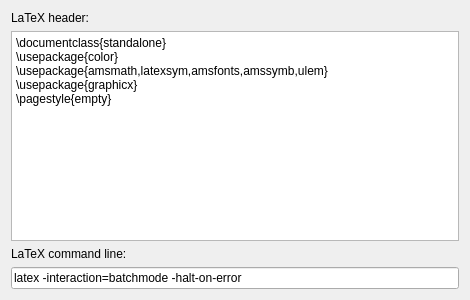
This is filters/latex/latex-config.ui in KDE/ktp-text-ui as Qt 5 draws it before an edit. The edited form follows.
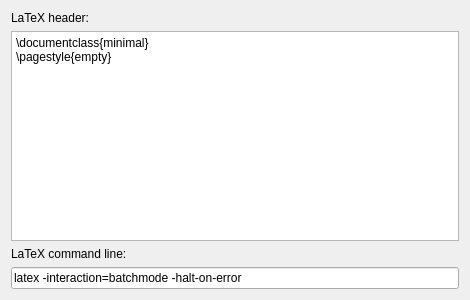
This is the edited form. Custom widgets are drawn as their Qt base class.

Commit message: Latex filter: use the minimal set of patckages

```diff
--- a/filters/latex/latex-config.ui
+++ b/filters/latex/latex-config.ui
@@ -24,10 +24,7 @@
    <item>
     <widget class="QPlainTextEdit" name="kcfg_LatexHeader">
      <property name="plainText">
-      <string>\documentclass{standalone}
-\usepackage{color}
-\usepackage{amsmath,latexsym,amsfonts,amssymb,ulem}
-\usepackage{graphicx}
+      <string>\documentclass{minimal}
 \pagestyle{empty}
 </string>
      </property>
```
The commit also changes 1 other file.
